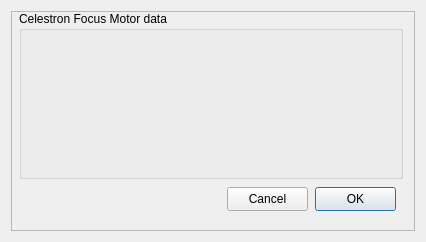
rpineau/CelestronFocus, file CelestronFocus.ui: the form before one commit.
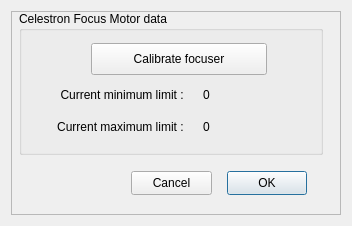
The form after the commit. Custom widgets are drawn as their Qt base class.

Commit message: Started implementing calibration

```diff
--- a/CelestronFocus.ui
+++ b/CelestronFocus.ui
@@ -6,8 +6,8 @@
    <rect>
     <x>0</x>
     <y>0</y>
-    <width>426</width>
-    <height>242</height>
+    <width>352</width>
+    <height>226</height>
    </rect>
   </property>
   <property name="sizePolicy">
@@ -18,14 +18,14 @@
   </property>
   <property name="minimumSize">
    <size>
-    <width>426</width>
-    <height>242</height>
+    <width>352</width>
+    <height>226</height>
    </size>
   </property>
   <property name="maximumSize">
    <size>
-    <width>426</width>
-    <height>242</height>
+    <width>352</width>
+    <height>226</height>
    </size>
   </property>
   <property name="windowTitle">
@@ -63,13 +63,90 @@
        <rect>
         <x>8</x>
         <y>0</y>
-        <width>384</width>
-        <height>168</height>
+        <width>304</width>
+        <height>144</height>
        </rect>
       </property>
       <property name="title">
        <string>Celestron Focus Motor data</string>
       </property>
+      <widget class="QPushButton" name="pushButton">
+       <property name="geometry">
+        <rect>
+         <x>72</x>
+         <y>32</y>
+         <width>176</width>
+         <height>32</height>
+        </rect>
+       </property>
+       <property name="text">
+        <string>Calibrate focuser</string>
+       </property>
+      </widget>
+      <widget class="QLabel" name="label">
+       <property name="geometry">
+        <rect>
+         <x>16</x>
+         <y>72</y>
+         <width>152</width>
+         <height>24</height>
+        </rect>
+       </property>
+       <property name="text">
+        <string>Current minimum limit : </string>
+       </property>
+       <property name="alignment">
+        <set>Qt::AlignRight|Qt::AlignTrailing|Qt::AlignVCenter</set>
+       </property>
+      </widget>
+      <widget class="QLabel" name="label_2">
+       <property name="geometry">
+        <rect>
+         <x>16</x>
+         <y>104</y>
+         <width>152</width>
+         <height>24</height>
+        </rect>
+       </property>
+       <property name="text">
+        <string>Current maximum limit : </string>
+       </property>
+       <property name="alignment">
+        <set>Qt::AlignRight|Qt::AlignTrailing|Qt::AlignVCenter</set>
+       </property>
+      </widget>
+      <widget class="QLabel" name="minLimit">
+       <property name="geometry">
+        <rect>
+         <x>184</x>
+         <y>72</y>
+         <width>104</width>
+         <height>24</height>
+        </rect>
+       </property>
+       <property name="text">
+        <string>0</string>
+       </property>
+       <property name="alignment">
+        <set>Qt::AlignLeading|Qt::AlignLeft|Qt::AlignVCenter</set>
+       </property>
+      </widget>
+      <widget class="QLabel" name="maxLimit">
+       <property name="geometry">
+        <rect>
+         <x>184</x>
+         <y>104</y>
+         <width>104</width>
+         <height>24</height>
+        </rect>
+       </property>
+       <property name="text">
+        <string>0</string>
+       </property>
+       <property name="alignment">
+        <set>Qt::AlignLeading|Qt::AlignLeft|Qt::AlignVCenter</set>
+       </property>
+      </widget>
      </widget>
      <widget class="QPushButton" name="pushButtonOK">
       <property name="enabled">
@@ -77,9 +154,9 @@
       </property>
       <property name="geometry">
        <rect>
-        <x>304</x>
-        <y>176</y>
-        <width>81</width>
+        <x>216</x>
+        <y>160</y>
+        <width>80</width>
         <height>24</height>
        </rect>
       </property>
@@ -93,8 +170,8 @@
      <widget class="QPushButton" name="pushButtonCancel">
       <property name="geometry">
        <rect>
-        <x>216</x>
-        <y>176</y>
+        <x>120</x>
+        <y>160</y>
         <width>81</width>
         <height>24</height>
        </rect>
```
The commit also changes 2 other files.
